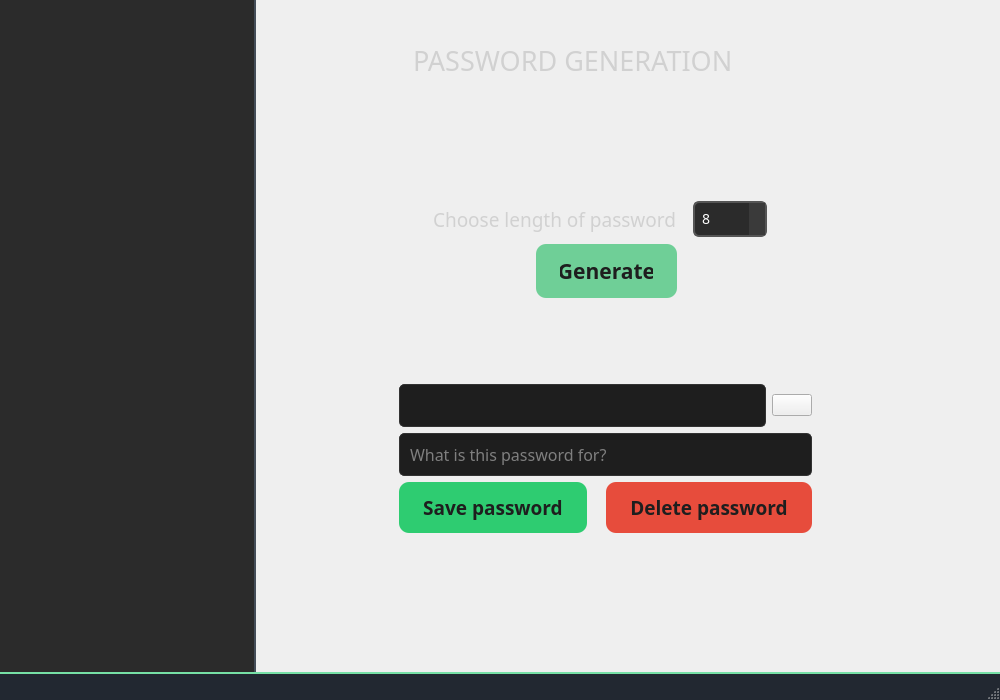
Qt form forms/mainwindow.ui (minnesangg/Cerberus) before a commit.
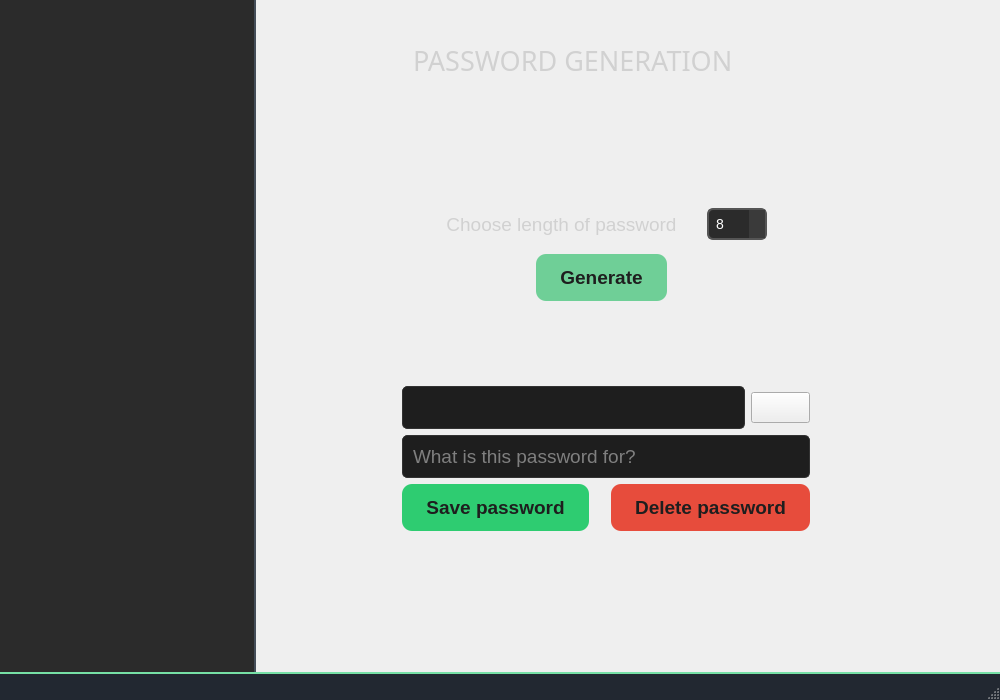
The same form after that commit. Icons and pictures are not drawn.

Commit message: added 'repeat password' on SIGN-In window + improved UI for win version

Patch:
```diff
--- a/forms/mainwindow.ui
+++ b/forms/mainwindow.ui
@@ -111,6 +111,11 @@
     </item>
     <item row="0" column="1">
      <widget class="QStackedWidget" name="stackedWidget">
+      <property name="font">
+       <font>
+        <family>Monospace</family>
+       </font>
+      </property>
       <widget class="QWidget" name="generatePage">
        <widget class="QLabel" name="mainGenLabel">
         <property name="geometry">
@@ -147,8 +152,11 @@
          </rect>
         </property>
         <layout class="QVBoxLayout" name="generatedPassLayout">
+         <property name="spacing">
+          <number>6</number>
+         </property>
          <item>
-          <layout class="QGridLayout" name="bottomLayout">
+          <layout class="QGridLayout" name="bottomLayout" rowstretch="1,1,1">
            <item row="2" column="0">
             <widget class="QPushButton" name="savePassButton">
              <property name="sizePolicy">
@@ -159,7 +167,6 @@
              </property>
              <property name="font">
               <font>
-               <family>Gill Sans MT</family>
                <pointsize>14</pointsize>
                <bold>true</bold>
               </font>
@@ -208,7 +215,6 @@
              </property>
              <property name="font">
               <font>
-               <family>Gill Sans MT</family>
                <pointsize>14</pointsize>
                <bold>true</bold>
               </font>
@@ -246,13 +252,12 @@
             </widget>
            </item>
            <item row="0" column="0" colspan="2">
-            <layout class="QHBoxLayout" name="generatedLayout">
+            <layout class="QHBoxLayout" name="generatedLayout" stretch="0,0">
              <item>
               <widget class="QLineEdit" name="generatedLine">
                <property name="font">
                 <font>
-                 <family>Gill Sans MT</family>
-                 <pointsize>12</pointsize>
+                 <pointsize>14</pointsize>
                 </font>
                </property>
                <property name="styleSheet">
@@ -272,6 +277,11 @@
              </item>
              <item>
               <widget class="QPushButton" name="copyBufferButton">
+               <property name="font">
+                <font>
+                 <pointsize>14</pointsize>
+                </font>
+               </property>
                <property name="styleSheet">
                 <string notr="true">QLineEdit {
     background-color: #424242; 
@@ -300,8 +310,7 @@
             <widget class="QLineEdit" name="passwordNameLabel">
              <property name="font">
               <font>
-               <family>Gill Sans MT</family>
-               <pointsize>12</pointsize>
+               <pointsize>14</pointsize>
               </font>
              </property>
              <property name="styleSheet">
@@ -338,7 +347,10 @@
           <height>101</height>
          </rect>
         </property>
-        <layout class="QVBoxLayout" name="generateLayout">
+        <layout class="QVBoxLayout" name="generateLayout" stretch="0,0">
+         <property name="sizeConstraint">
+          <enum>QLayout::SizeConstraint::SetDefaultConstraint</enum>
+         </property>
          <item>
           <layout class="QHBoxLayout" name="genLengthLayout">
            <property name="spacing">
@@ -347,14 +359,13 @@
            <item>
             <widget class="QLabel" name="lengthLabel">
              <property name="sizePolicy">
-              <sizepolicy hsizetype="Expanding" vsizetype="Preferred">
+              <sizepolicy hsizetype="Expanding" vsizetype="Expanding">
                <horstretch>0</horstretch>
                <verstretch>0</verstretch>
               </sizepolicy>
              </property>
              <property name="font">
               <font>
-               <family>Gill Sans MT</family>
                <pointsize>14</pointsize>
               </font>
              </property>
@@ -375,16 +386,16 @@
            <item>
             <widget class="QSpinBox" name="lengthBox">
              <property name="sizePolicy">
-              <sizepolicy hsizetype="Expanding" vsizetype="Fixed">
+              <sizepolicy hsizetype="Minimum" vsizetype="Fixed">
                <horstretch>0</horstretch>
                <verstretch>0</verstretch>
               </sizepolicy>
              </property>
-             <property name="font">
-              <font>
-               <family>Gill Sans MT</family>
-               <pointsize>-1</pointsize>
-              </font>
+             <property name="minimumSize">
+              <size>
+               <width>0</width>
+               <height>0</height>
+              </size>
              </property>
              <property name="cursor">
               <cursorShape>IBeamCursor</cursorShape>
@@ -455,14 +466,13 @@
              </property>
              <property name="minimumSize">
               <size>
-               <width>58</width>
-               <height>29</height>
+               <width>0</width>
+               <height>0</height>
               </size>
              </property>
              <property name="font">
               <font>
-               <family>Gill Sans MT</family>
-               <pointsize>16</pointsize>
+               <pointsize>14</pointsize>
                <bold>true</bold>
               </font>
              </property>
```
Left out of the diff: 67 changed lines with no effect on the pictures. The commit also changes 4 other files.
